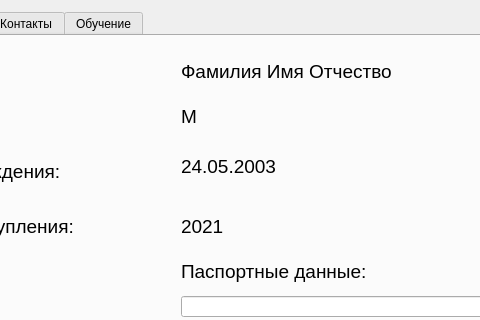
max-marshalov/ZMC_Final_Task3, file anketa.ui: the form before one commit; both pictures show x 111 to 591 and y 0 to 320 of the 807 by 719 pixel window.
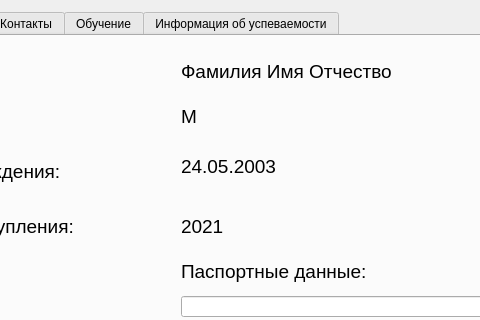
The form after the commit. The open tabs and pages were chosen to show the change.

Commit message: сохранение анкеты

The edit to the form file:
```diff
--- a/anketa.ui
+++ b/anketa.ui
@@ -812,6 +812,11 @@
       </property>
      </widget>
     </widget>
+    <widget class="QWidget" name="tab_4">
+     <attribute name="title">
+      <string>Информация об успеваемости</string>
+     </attribute>
+    </widget>
    </widget>
    <widget class="QPushButton" name="btn_go_to_menu">
     <property name="geometry">
```
Left out of the diff: 2 changed lines with no effect on the pictures. The commit also changes 1 other file.
